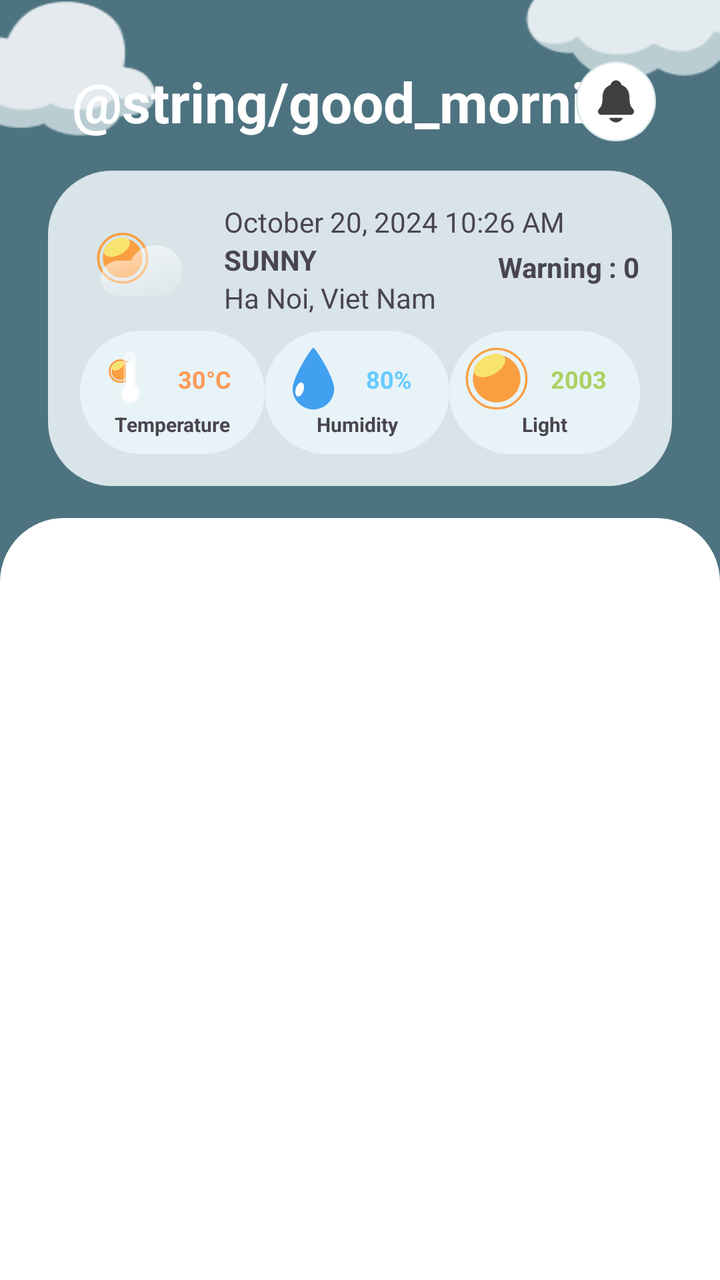
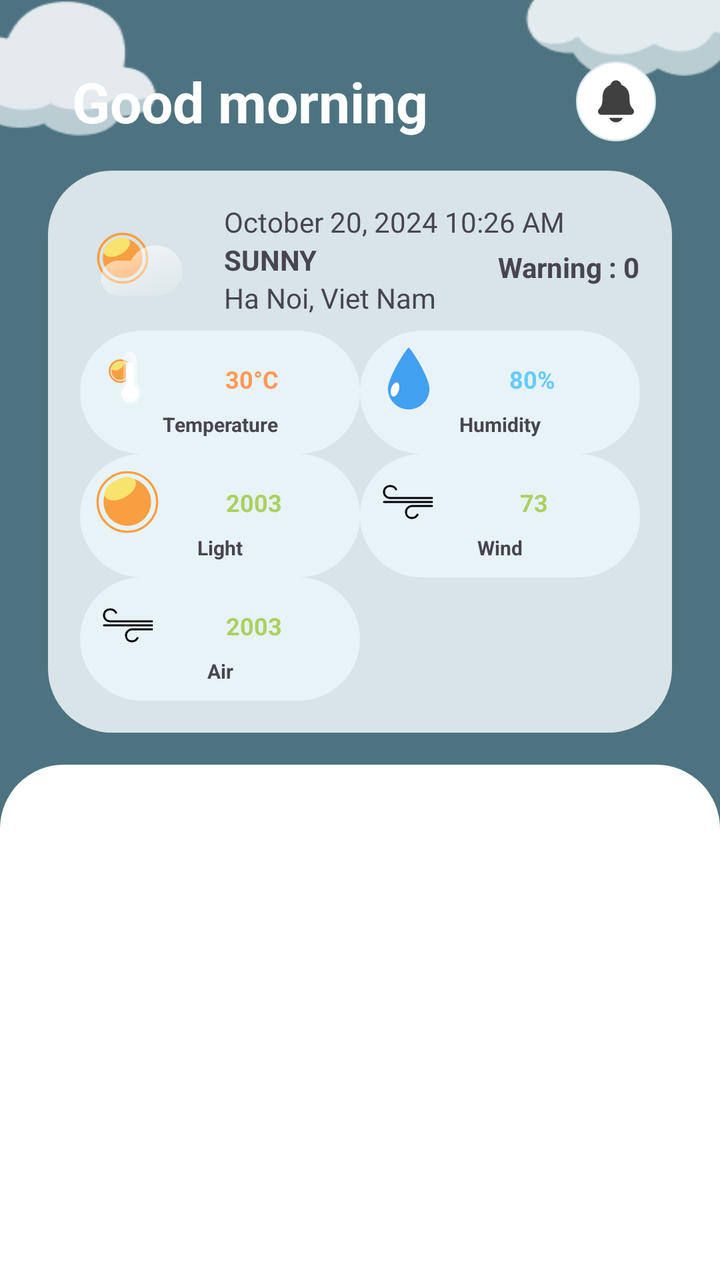

Two renders of the same Android screen: before a commit and after it. Below are the layout's source before the change and the commit's diff.
<!-- AndroidManifest.xml: application theme Theme.SmartHomeSystem -->
<!-- res/layout/fragment_home.xml -->
<?xml version="1.0" encoding="utf-8"?>
<androidx.constraintlayout.widget.ConstraintLayout xmlns:android="http://schemas.android.com/apk/res/android"
    xmlns:app="http://schemas.android.com/apk/res-auto"
    xmlns:tools="http://schemas.android.com/tools"
    android:layout_width="match_parent"
    android:layout_height="match_parent"
    android:background="@drawable/bg_home">

    <TextView
        android:id="@+id/hello"
        android:layout_width="wrap_content"
        android:layout_height="wrap_content"
        android:layout_marginStart="36dp"
        android:layout_marginTop="32dp"
        android:text="@string/good_morning"
        android:textColor="@color/white"
        android:textSize="28sp"
        android:textStyle="bold"
        app:layout_constraintStart_toStartOf="parent"
        app:layout_constraintTop_toTopOf="parent" />

    <TextView
        android:id="@+id/notification_button"
        android:layout_width="wrap_content"
        android:layout_height="wrap_content"
        android:layout_marginEnd="32dp"
        android:background="@drawable/ic_notification"
        app:layout_constraintBottom_toBottomOf="@id/hello"
        app:layout_constraintEnd_toEndOf="parent"
        app:layout_constraintTop_toTopOf="@id/hello" />

    <androidx.constraintlayout.widget.ConstraintLayout
        android:id="@+id/now_screen"
        android:layout_width="match_parent"
        android:layout_height="wrap_content"
        android:layout_marginHorizontal="24dp"
        android:layout_marginTop="16dp"
        android:background="@drawable/bg_now_screen"
        android:padding="16dp"
        app:layout_constraintTop_toBottomOf="@id/hello"
        tools:layout_editor_absoluteX="0dp">

        <ImageView
            android:id="@+id/weather_icon"
            android:layout_width="64dp"
            android:layout_height="64dp"
            android:padding="8dp"
            android:src="@drawable/ic_weather_sunny"
            app:layout_constraintStart_toStartOf="parent"
            app:layout_constraintTop_toTopOf="parent" />

        <TextView
            android:id="@+id/date_text"
            android:layout_width="wrap_content"
            android:layout_height="wrap_content"
            android:layout_marginStart="8dp"
            android:text="October 20, 2024 10:26 AM"
            app:layout_constraintStart_toEndOf="@id/weather_icon"
            app:layout_constraintTop_toTopOf="parent" />

        <TextView
            android:id="@+id/weather_text"
            android:layout_width="wrap_content"
            android:layout_height="wrap_content"
            android:layout_marginStart="8dp"
            android:text="SUNNY"
            android:textStyle="bold"
            app:layout_constraintStart_toEndOf="@id/weather_icon"
            app:layout_constraintTop_toBottomOf="@id/date_text" />

        <TextView
            android:id="@+id/location_text"
            android:layout_width="wrap_content"
            android:layout_height="wrap_content"
            android:layout_marginStart="8dp"
            android:text="Ha Noi, Viet Nam"
            app:layout_constraintStart_toEndOf="@id/weather_icon"
            app:layout_constraintTop_toBottomOf="@id/weather_text" />

        <TextView
            android:id="@+id/warning_count"
            android:layout_width="wrap_content"
            android:layout_height="wrap_content"
            app:layout_constraintTop_toTopOf="parent"
            app:layout_constraintEnd_toEndOf="parent"
            android:text="Warning : 0"
            android:textStyle="bold"
            app:layout_constraintBottom_toTopOf="@id/light" />

        <androidx.constraintlayout.widget.Guideline
            android:id="@+id/guideline1"
            android:layout_width="wrap_content"
            android:layout_height="wrap_content"
            android:orientation="vertical"
            app:layout_constraintGuide_percent="0.33" />

        <androidx.constraintlayout.widget.Guideline
            android:id="@+id/guideline2"
            android:layout_width="wrap_content"
            android:layout_height="wrap_content"
            android:orientation="vertical"
            app:layout_constraintGuide_percent="0.66" />

        <androidx.constraintlayout.widget.ConstraintLayout
            android:id="@+id/temperature"
            android:layout_width="0dp"
            android:layout_height="wrap_content"
            android:background="@drawable/bg_now_box"
            app:layout_constraintEnd_toStartOf="@id/guideline1"
            app:layout_constraintStart_toStartOf="parent"
            app:layout_constraintTop_toBottomOf="@id/weather_icon">

            <ImageView
                android:id="@+id/temperature_icon"
                android:layout_width="32dp"
                android:layout_height="32dp"
                android:src="@drawable/ic_temperature_middle"
                app:layout_constraintStart_toStartOf="parent"
                app:layout_constraintTop_toTopOf="parent" />

            <TextView
                android:id="@+id/temparature_text"
                android:layout_width="wrap_content"
                android:layout_height="wrap_content"
                android:text="30°C"
                android:textColor="@color/orange"
                android:textSize="12sp"
                android:textStyle="bold"
                app:layout_constraintBottom_toBottomOf="@id/temperature_icon"
                app:layout_constraintEnd_toEndOf="parent"
                app:layout_constraintStart_toEndOf="@id/temperature_icon"
                app:layout_constraintTop_toTopOf="@id/temperature_icon" />

            <TextView
                android:layout_width="wrap_content"
                android:layout_height="wrap_content"
                android:text="Temperature"
                android:textSize="10sp"
                android:textStyle="bold"
                app:layout_constraintEnd_toEndOf="parent"
                app:layout_constraintStart_toStartOf="parent"
                app:layout_constraintTop_toBottomOf="@id/temperature_icon" />
        </androidx.constraintlayout.widget.ConstraintLayout>

        <androidx.constraintlayout.widget.ConstraintLayout
            android:id="@+id/humidity"
            android:layout_width="0dp"
            android:layout_height="wrap_content"
            android:background="@drawable/bg_now_box"
            app:layout_constraintEnd_toStartOf="@id/guideline2"
            app:layout_constraintStart_toEndOf="@id/guideline1"
            app:layout_constraintTop_toBottomOf="@id/weather_icon">

            <ImageView
                android:id="@+id/humidity_icon"
                android:layout_width="32dp"
                android:layout_height="32dp"
                android:src="@drawable/ic_humidity"
                app:layout_constraintStart_toStartOf="parent"
                app:layout_constraintTop_toTopOf="parent" />

            <TextView
                android:id="@+id/humidity_text"
                android:layout_width="wrap_content"
                android:layout_height="wrap_content"
                android:text="80%"
                android:textColor="@color/blue_3"
                android:textSize="12sp"
                android:textStyle="bold"
                app:layout_constraintBottom_toBottomOf="@id/humidity_icon"
                app:layout_constraintEnd_toEndOf="parent"
                app:layout_constraintStart_toEndOf="@id/humidity_icon"
                app:layout_constraintTop_toTopOf="@id/humidity_icon" />

            <TextView
                android:layout_width="wrap_content"
                android:layout_height="wrap_content"
                android:text="Humidity"
                android:textSize="10sp"
                android:textStyle="bold"
                app:layout_constraintEnd_toEndOf="parent"
                app:layout_constraintStart_toStartOf="parent"
                app:layout_constraintTop_toBottomOf="@id/humidity_icon" />
        </androidx.constraintlayout.widget.ConstraintLayout>

        <androidx.constraintlayout.widget.ConstraintLayout
            android:id="@+id/light"
            android:layout_width="0dp"
            android:layout_height="wrap_content"
            android:background="@drawable/bg_now_box"
            app:layout_constraintEnd_toEndOf="parent"
            app:layout_constraintStart_toStartOf="@id/guideline2"
            app:layout_constraintTop_toBottomOf="@id/weather_icon">

            <ImageView
                android:id="@+id/light_icon"
                android:layout_width="32dp"
                android:layout_height="32dp"
                android:src="@drawable/ic_light"
                app:layout_constraintStart_toStartOf="parent"
                app:layout_constraintTop_toTopOf="parent" />

            <TextView
                android:id="@+id/light_text"
                android:layout_width="wrap_content"
                android:layout_height="wrap_content"
                android:layout_marginStart="2dp"
                android:text="2003"
                android:textColor="@color/green"
                android:textSize="12sp"
                android:textStyle="bold"
                app:layout_constraintBottom_toBottomOf="@id/light_icon"
                app:layout_constraintEnd_toEndOf="parent"
                app:layout_constraintStart_toEndOf="@id/light_icon"
                app:layout_constraintTop_toTopOf="@id/light_icon" />

            <TextView
                android:layout_width="wrap_content"
                android:layout_height="wrap_content"
                android:text="Light"
                android:textSize="10sp"
                android:textStyle="bold"
                app:layout_constraintEnd_toEndOf="parent"
                app:layout_constraintStart_toStartOf="parent"
                app:layout_constraintTop_toBottomOf="@id/light_icon" />
        </androidx.constraintlayout.widget.ConstraintLayout>
    </androidx.constraintlayout.widget.ConstraintLayout>

    <androidx.recyclerview.widget.RecyclerView
        android:id="@+id/recycler_view"
        android:layout_width="match_parent"
        android:layout_height="0dp"
        android:layout_marginTop="16dp"
        android:background="@drawable/bg_home_recycler_view"
        android:padding="16dp"
        app:layout_constraintBottom_toBottomOf="parent"
        app:layout_constraintTop_toBottomOf="@id/now_screen" />
</androidx.constraintlayout.widget.ConstraintLayout>
<!-- resources referenced by this layout -->
<resources>
  <color name="blue_3">#66cbff</color>
  <color name="green">#abd162</color>
  <color name="orange">#fc9956</color>
  <color name="white">#FFFFFFFF</color>
  <!-- drawable bg_home_recycler_view (drawable) -->
  <?xml version="1.0" encoding="utf-8"?>
  <shape xmlns:android="http://schemas.android.com/apk/res/android">
      <corners
          android:topLeftRadius="32dp"
          android:topRightRadius="32dp"
          android:bottomLeftRadius="0dp"
          android:bottomRightRadius="0dp"/> 
      <solid android:color="@color/white"/> 
  </shape>
  <!-- drawable bg_now_box (drawable) -->
  <shape xmlns:android="http://schemas.android.com/apk/res/android">
      
      <solid android:color="@color/lighter_text" /> 
  
      
      <stroke android:width="0dp" android:color="#000000"/> 
  
      
      <corners android:radius="32dp" /> 
  
      
      <padding
          android:left="8dp"
          android:top="8dp"
          android:right="8dp"
          android:bottom="8dp" />
  </shape>
  <!-- drawable bg_now_screen (drawable) -->
  <shape xmlns:android="http://schemas.android.com/apk/res/android">
      
      <solid android:color="@color/light_text" /> 
  
      
      <stroke android:width="0dp" android:color="#000000"/> 
  
      
      <corners android:radius="32dp" /> 
  
      
      <padding
          android:left="8dp"
          android:top="8dp"
          android:right="8dp"
          android:bottom="8dp" />
  </shape>
  <!-- drawable ic_humidity (drawable) -->
  <vector xmlns:android="http://schemas.android.com/apk/res/android"
      android:width="175dp"
      android:height="247dp"
      android:viewportWidth="175"
      android:viewportHeight="247">
    <path
        android:pathData="M90.17,4C97.36,4.08 170.34,118.02 170.34,162.3C170.34,172.83 168.26,183.25 164.24,192.98C160.21,202.71 154.3,211.54 146.86,218.99C131.82,234.02 111.43,242.47 90.17,242.47C68.9,242.47 48.51,234.02 33.48,218.99C18.45,203.95 10,183.56 10,162.3C10,118.02 82.98,3.92 90.17,4Z"
        android:fillColor="#42A0F0"/>
    <path
        android:pathData="M29.04,192.26C37.05,194.71 47.24,184.64 51.78,169.76C56.33,154.88 53.52,140.84 45.51,138.39C37.5,135.94 27.32,146.02 22.77,160.89C18.23,175.77 21.03,189.81 29.04,192.26Z"
        android:fillColor="#ffffff"/>
  </vector>
  <style name="Theme.SmartHomeSystem" parent="Theme.Material3.DayNight.NoActionBar">
          
          <item name="colorPrimary">@color/main_color</item>
          <item name="colorPrimaryDark">@color/main_color</item> 
          <item name="colorAccent">@color/main_color</item>
      </style>
  <color name="lighter_text">#E7F3F7</color>
  <color name="light_text">#D8E4E8</color>
  <color name="main_color">#4C7380</color>
  <!-- unchanged entries left out for length: 5 -->
</resources>

<!-- the commit's change to res/layout/fragment_home.xml (unified diff, before → after) -->
@@ -85,29 +85,16 @@
             app:layout_constraintEnd_toEndOf="parent"
             android:text="Warning : 0"
             android:textStyle="bold"
-            app:layout_constraintBottom_toTopOf="@id/light" />
-
-        <androidx.constraintlayout.widget.Guideline
-            android:id="@+id/guideline1"
-            android:layout_width="wrap_content"
-            android:layout_height="wrap_content"
-            android:orientation="vertical"
-            app:layout_constraintGuide_percent="0.33" />
-
-        <androidx.constraintlayout.widget.Guideline
-            android:id="@+id/guideline2"
-            android:layout_width="wrap_content"
-            android:layout_height="wrap_content"
-            android:orientation="vertical"
-            app:layout_constraintGuide_percent="0.66" />
+            app:layout_constraintBottom_toTopOf="@id/humidity" />
 
         <androidx.constraintlayout.widget.ConstraintLayout
             android:id="@+id/temperature"
             android:layout_width="0dp"
             android:layout_height="wrap_content"
             android:background="@drawable/bg_now_box"
-            app:layout_constraintEnd_toStartOf="@id/guideline1"
+            app:layout_constraintWidth_percent="0.5"
             app:layout_constraintStart_toStartOf="parent"
+            app:layout_constraintEnd_toStartOf="@id/humidity"
             app:layout_constraintTop_toBottomOf="@id/weather_icon">
 
             <ImageView
@@ -147,8 +134,9 @@
             android:layout_width="0dp"
             android:layout_height="wrap_content"
             android:background="@drawable/bg_now_box"
-            app:layout_constraintEnd_toStartOf="@id/guideline2"
-            app:layout_constraintStart_toEndOf="@id/guideline1"
+            app:layout_constraintWidth_percent="0.5"
+            app:layout_constraintStart_toEndOf="@id/temperature"
+            app:layout_constraintEnd_toEndOf="parent"
             app:layout_constraintTop_toBottomOf="@id/weather_icon">
 
             <ImageView
@@ -188,9 +176,10 @@
             android:layout_width="0dp"
             android:layout_height="wrap_content"
             android:background="@drawable/bg_now_box"
-            app:layout_constraintEnd_toEndOf="parent"
-            app:layout_constraintStart_toStartOf="@id/guideline2"
-            app:layout_constraintTop_toBottomOf="@id/weather_icon">
+            app:layout_constraintWidth_percent="0.5"
+            app:layout_constraintStart_toStartOf="parent"
+            app:layout_constraintEnd_toStartOf="@id/wind"
+            app:layout_constraintTop_toBottomOf="@id/temperature">
 
             <ImageView
                 android:id="@+id/light_icon"
@@ -223,6 +212,92 @@
                 app:layout_constraintEnd_toEndOf="parent"
                 app:layout_constraintStart_toStartOf="parent"
                 app:layout_constraintTop_toBottomOf="@id/light_icon" />
+        </androidx.constraintlayout.widget.ConstraintLayout>
+
+        <androidx.constraintlayout.widget.ConstraintLayout
+            android:id="@+id/wind"
+            android:layout_width="0dp"
+            android:layout_height="wrap_content"
+            android:background="@drawable/bg_now_box"
+            app:layout_constraintStart_toEndOf="@id/light"
+            app:layout_constraintEnd_toEndOf="parent"
+            app:layout_constraintWidth_percent="0.5"
+            app:layout_constraintTop_toBottomOf="@id/humidity">
+
+            <ImageView
+                android:id="@+id/wind_icon"
+                android:layout_width="32dp"
+                android:layout_height="32dp"
+                android:src="@drawable/ic_wind"
+                app:layout_constraintStart_toStartOf="parent"
+                app:layout_constraintTop_toTopOf="parent" />
+
+            <TextView
+                android:id="@+id/wind_text"
+                android:layout_width="wrap_content"
+                android:layout_height="wrap_content"
+                android:layout_marginStart="2dp"
+                android:text="73"
+                android:textColor="@color/green"
+                android:textSize="12sp"
+                android:textStyle="bold"
+                app:layout_constraintBottom_toBottomOf="@id/wind_icon"
+                app:layout_constraintEnd_toEndOf="parent"
+                app:layout_constraintStart_toEndOf="@id/wind_icon"
+                app:layout_constraintTop_toTopOf="@id/wind_icon" />
+
+            <TextView
+                android:layout_width="wrap_content"
+                android:layout_height="wrap_content"
+                android:text="Wind"
+                android:textSize="10sp"
+                android:textStyle="bold"
+                app:layout_constraintEnd_toEndOf="parent"
+                app:layout_constraintStart_toStartOf="parent"
+                app:layout_constraintTop_toBottomOf="@id/wind_icon" />
+        </androidx.constraintlayout.widget.ConstraintLayout>
+
+        <androidx.constraintlayout.widget.ConstraintLayout
+            android:id="@+id/air"
+            android:layout_width="0dp"
+            android:layout_height="wrap_content"
+            android:background="@drawable/bg_now_box"
+            app:layout_constraintWidth_percent="0.5"
+            app:layout_constraintStart_toStartOf="parent"
+            app:layout_constraintEnd_toStartOf="@id/wind"
+            app:layout_constraintTop_toBottomOf="@id/light">
+
+            <ImageView
+                android:id="@+id/air_icon"
+                android:layout_width="32dp"
+                android:layout_height="32dp"
+                android:src="@drawable/ic_wind"
+                app:layout_constraintStart_toStartOf="parent"
+                app:layout_constraintTop_toTopOf="parent" />
+
+            <TextView
+                android:id="@+id/air_text"
+                android:layout_width="wrap_content"
+                android:layout_height="wrap_content"
+                android:layout_marginStart="2dp"
+                android:text="2003"
+                android:textColor="@color/green"
+                android:textSize="12sp"
+                android:textStyle="bold"
+                app:layout_constraintBottom_toBottomOf="@id/air_icon"
+                app:layout_constraintEnd_toEndOf="parent"
+                app:layout_constraintStart_toEndOf="@id/air_icon"
+                app:layout_constraintTop_toTopOf="@id/air_icon" />
+
+            <TextView
+                android:layout_width="wrap_content"
+                android:layout_height="wrap_content"
+                android:text="Air"
+                android:textSize="10sp"
+                android:textStyle="bold"
+                app:layout_constraintEnd_toEndOf="parent"
+                app:layout_constraintStart_toStartOf="parent"
+                app:layout_constraintTop_toBottomOf="@id/air_icon" />
         </androidx.constraintlayout.widget.ConstraintLayout>
     </androidx.constraintlayout.widget.ConstraintLayout>
 
<!-- resource entries referenced after the edit -->
@@ -63,6 +63,20 @@
         android:pathData="M29.04,192.26C37.05,194.71 47.24,184.64 51.78,169.76C56.33,154.88 53.52,140.84 45.51,138.39C37.5,135.94 27.32,146.02 22.77,160.89C18.23,175.77 21.03,189.81 29.04,192.26Z"
         android:fillColor="#ffffff"/>
   </vector>
+  <!-- drawable ic_wind (drawable) -->
+  <vector xmlns:android="http://schemas.android.com/apk/res/android"
+      android:width="32dp"
+      android:height="32dp"
+      android:viewportWidth="32"
+      android:viewportHeight="32">
+    <path
+        android:strokeWidth="1"
+        android:pathData="M28,16H4M28,14H7C5.5,14 4,12.777 4,11C4,9.223 5.282,8 7,8C8.5,8 9.502,8.681 10.047,9.683M28,18H18C16.555,18 15,19.223 15,21C15,22.777 16.167,24 17.945,24C19.166,24 20.229,23.319 20.774,22.317"
+        android:fillColor="#00000000"
+        android:strokeColor="#000000"
+        android:strokeLineCap="round"/>
+  </vector>
+  <string name="good_morning">Good morning</string>
   <style name="Theme.SmartHomeSystem" parent="Theme.Material3.DayNight.NoActionBar">
           
           <item name="colorPrimary">@color/main_color</item>
